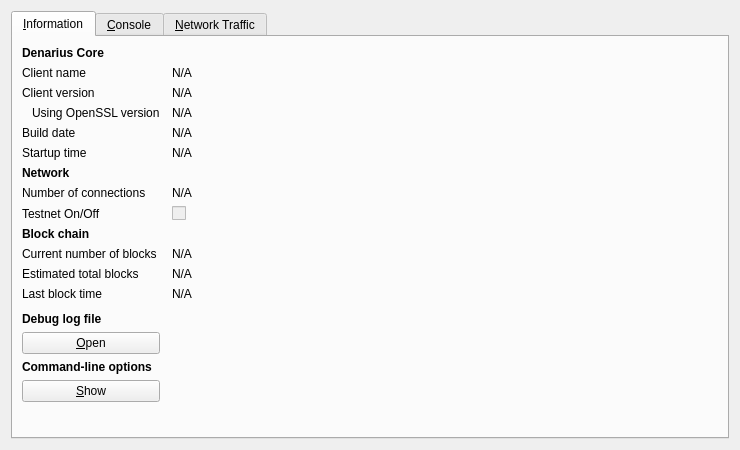
Old version of the form src/qt/forms/rpcconsole.ui in the repository metaspartan/denarius.
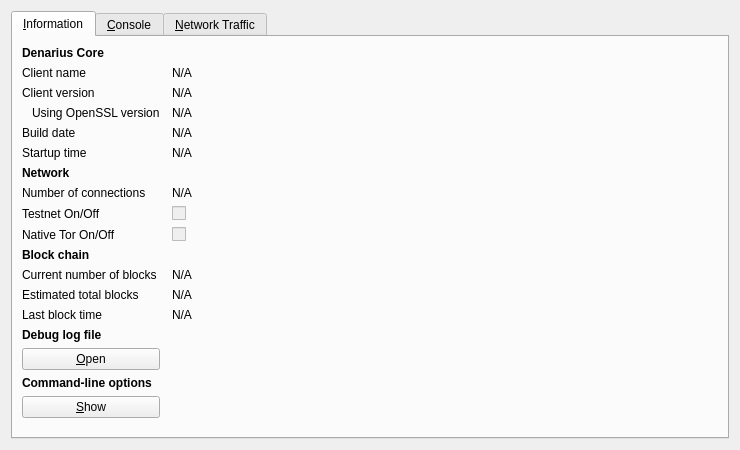
New version of the form. Icons and pictures are not drawn. Custom widgets are drawn as their Qt base class.

Commit message: Optional Native Tor Integration

```diff
--- a/src/qt/forms/rpcconsole.ui
+++ b/src/qt/forms/rpcconsole.ui
@@ -201,6 +201,13 @@
          </property>
         </widget>
        </item>
+       <item row="9" column="0">
+        <widget class="QLabel" name="label_8">
+         <property name="text">
+          <string>Native Tor On/Off</string>
+         </property>
+        </widget>
+       </item>
        <item row="8" column="1">
         <widget class="QCheckBox" name="isTestNet">
          <property name="enabled">
@@ -211,6 +218,16 @@
          </property>
         </widget>
        </item>
+       <item row="9" column="1">
+        <widget class="QCheckBox" name="isNativeTor">
+         <property name="enabled">
+          <bool>false</bool>
+         </property>
+         <property name="text">
+          <string/>
+         </property>
+        </widget>
+       </item>
        <item row="10" column="0">
         <widget class="QLabel" name="label_10">
          <property name="font">
```
The commit also changes 518 other files.
